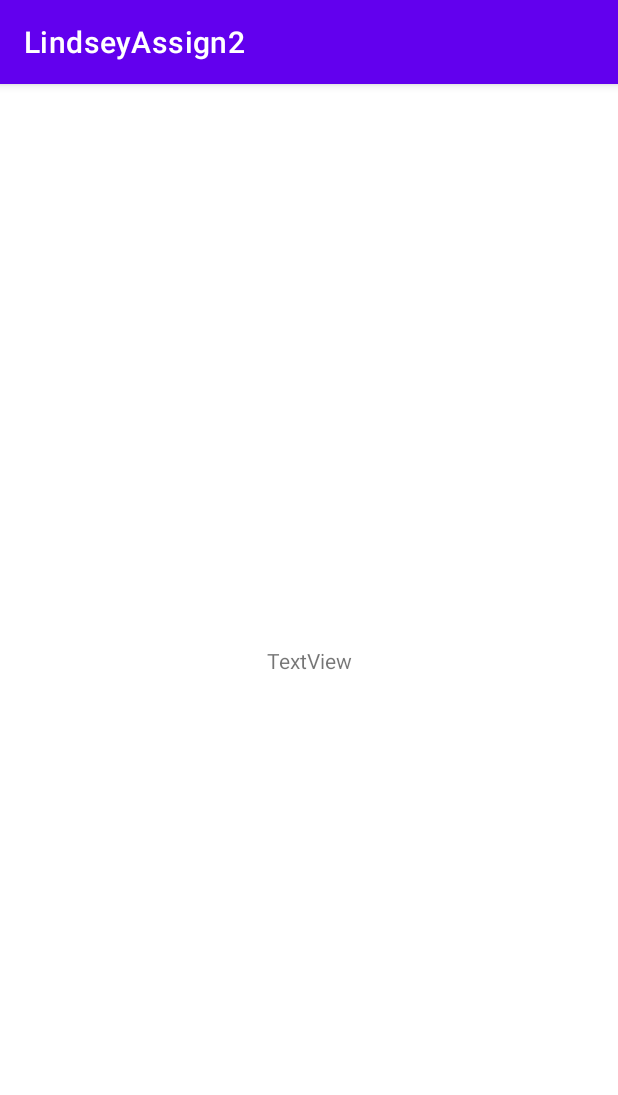
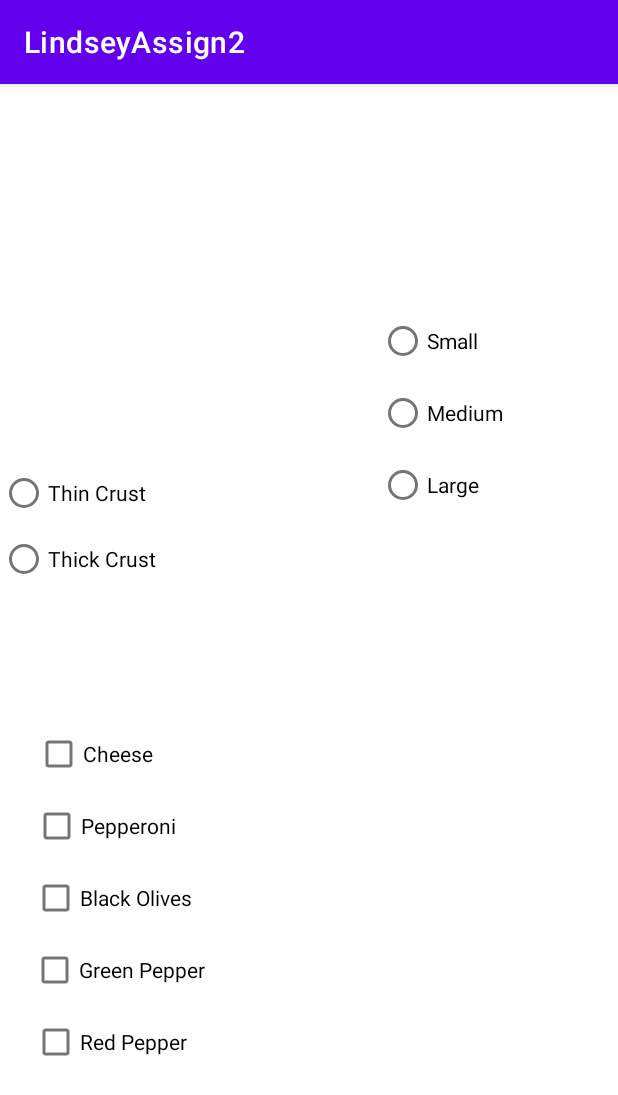
Before and after one commit to LindseyHatch6668/LindseyHatchAssign2, an Android app: the screen it shows after launch (HatchActivity1), after a tap on "NEXT", on a phone screen of 412 x 824 dp. Shown: the top 1095 px of the screen. Run offline under Robolectric (Android 15) with nearby library versions, the phone set to English and light mode, and no system bars.

Commit message:
Created the radio buttons and check boxes on the second screen. Extracted all the string resources

```diff
--- a/LindseyAssign22/src/main/java/lindsey/hatch/n01286668/HatchActivity1.java
+++ b/LindseyAssign22/src/main/java/lindsey/hatch/n01286668/HatchActivity1.java
@@ -2,13 +2,22 @@ package lindsey.hatch.n01286668;
 
 import androidx.appcompat.app.AppCompatActivity;
 
+import android.content.Intent;
 import android.os.Bundle;
+import android.widget.TextView;
 
 public class HatchActivity1 extends AppCompatActivity {
-
     @Override
     protected void onCreate(Bundle savedInstanceState) {
         super.onCreate(savedInstanceState);
         setContentView(R.layout.activity_hatch1);
+
+        Intent intent;
+        intent = getIntent();
+
+        String inputText = intent.getStringExtra("key");
+        TextView textView;
+        textView = (TextView) findViewById(R.id.lindseytextView);
+        textView.setText(String.valueOf(inputText));
     }
 }
--- a/LindseyAssign22/src/main/java/lindsey/hatch/n01286668/LindseyActivity.java
+++ b/LindseyAssign22/src/main/java/lindsey/hatch/n01286668/LindseyActivity.java
@@ -15,26 +15,23 @@ import android.widget.RadioGroup;
 
 
 public class LindseyActivity extends AppCompatActivity {
-
-    String store;
-
+    String store = " ";
+    Button button;
     @Override
     protected void onCreate(Bundle savedInstanceState) {
         super.onCreate(savedInstanceState);
         setContentView(R.layout.activity_main);
-
         ActionBar actionBar = getActionBar();
-
-        Button button = findViewById(R.id.button);
+        button = findViewById(R.id.button);
         button.setOnClickListener(new View.OnClickListener() {
+            @Override
             public void onClick(View v) {
-                Intent intent;
-                intent = new Intent(LindseyActivity.this, HatchActivity1.class);
+                Intent intent = new Intent(LindseyActivity.this, HatchActivity1.class);
                 intent.putExtra("key", store);
                 startActivity(intent);
-                setContentView(R.layout.activity_hatch1);
             }
         });
+
         RadioGroup radioGroup = (RadioGroup) findViewById(R.id.radioGroup);
         radioGroup.setOnCheckedChangeListener(new RadioGroup.OnCheckedChangeListener() {
             @Override
@@ -46,14 +43,18 @@ public class LindseyActivity extends AppCompatActivity {
                     store = "Pizza Pizza";
                 }
                 else if(rb2.isChecked()) {
+                    store = "Domino's Pizza";
+                }
+                else if(rb3.isChecked()) {
                     store = "Pizza Hut";
                 }
-                else if(rb3.isChecked()) {
-                    store = "Domino's Pizza";
+                else {
+                    store = "Default";
                 }
             }
         });
     }
+
     @Override
     public boolean onCreateOptionsMenu(Menu menu) {
         super.onCreateOptionsMenu(menu);
@@ -71,4 +72,5 @@ public class LindseyActivity extends AppCompatActivity {
         }
 
     }
+
 }
--- a/LindseyAssign22/src/main/res/layout/activity_hatch1.xml
+++ b/LindseyAssign22/src/main/res/layout/activity_hatch1.xml
@@ -7,12 +7,144 @@
     tools:context=".HatchActivity1">
 
     <TextView
-        android:id="@+id/textView"
+        android:id="@+id/lindseytextView"
+        android:layout_width="222dp"
+        android:layout_height="48dp"
+        android:text="@string/textview"
+        android:textAlignment="center"
+        android:textSize="100px"
+        app:layout_constraintBottom_toBottomOf="parent"
+        app:layout_constraintEnd_toEndOf="parent"
+        app:layout_constraintHorizontal_bias="0.497"
+        app:layout_constraintStart_toStartOf="parent"
+        app:layout_constraintTop_toTopOf="parent"
+        app:layout_constraintVertical_bias="0.023" />
+
+
+    <RadioGroup
+        android:id="@+id/radioGroup"
+        android:layout_width="116dp"
+        android:layout_height="188dp"
+        android:layout_centerInParent="true"
+        app:layout_constraintBottom_toBottomOf="parent"
+        app:layout_constraintEnd_toEndOf="parent"
+        app:layout_constraintHorizontal_bias="0.0"
+        app:layout_constraintStart_toStartOf="parent"
+        app:layout_constraintTop_toTopOf="parent"
+        app:layout_constraintVertical_bias="0.256">
+
+        <RadioButton
+            android:id="@+id/radioButton"
+            android:layout_width="wrap_content"
+            android:layout_height="wrap_content"
+            android:layout_marginTop="100dp"
+            android:text="@string/thin_crust"
+            app:layout_constraintEnd_toEndOf="parent"
+            app:layout_constraintHorizontal_bias="0.076"
+            app:layout_constraintStart_toStartOf="parent"
+            app:layout_constraintTop_toTopOf="parent" />
+
+        <RadioButton
+            android:id="@+id/radioButton4"
+            android:layout_width="wrap_content"
+            android:layout_height="wrap_content"
+            android:text="@string/thick_crust"
+            app:layout_constraintBottom_toBottomOf="parent"
+            app:layout_constraintEnd_toEndOf="parent"
+            app:layout_constraintHorizontal_bias="0.076"
+            app:layout_constraintStart_toStartOf="parent"
+            app:layout_constraintTop_toBottomOf="@+id/radioButton"
+            app:layout_constraintVertical_bias="0.022" />
+    </RadioGroup>
+
+
+    <RadioGroup
+        android:layout_width="113dp"
+        android:layout_height="158dp"
+        app:layout_constraintBottom_toBottomOf="parent"
+        app:layout_constraintEnd_toEndOf="parent"
+        app:layout_constraintHorizontal_bias="0.845"
+        app:layout_constraintStart_toStartOf="parent"
+        app:layout_constraintTop_toTopOf="parent"
+        app:layout_constraintVertical_bias="0.242">
+
+        <RadioButton
+            android:id="@+id/radioButton5"
+            android:layout_width="wrap_content"
+            android:layout_height="wrap_content"
+            android:text="@string/small" />
+
+        <RadioButton
+            android:id="@+id/radioButton6"
+            android:layout_width="wrap_content"
+            android:layout_height="wrap_content"
+            android:text="@string/medium" />
+
+        <RadioButton
+            android:id="@+id/radioButton7"
+            android:layout_width="wrap_content"
+            android:layout_height="wrap_content"
+            android:text="@string/large" />
+    </RadioGroup>
+
+    <CheckBox
+        android:id="@+id/checkBox"
         android:layout_width="wrap_content"
         android:layout_height="wrap_content"
-        android:text="TextView"
+        android:text="Cheese"
         app:layout_constraintBottom_toBottomOf="parent"
         app:layout_constraintEnd_toEndOf="parent"
+        app:layout_constraintHorizontal_bias="0.069"
         app:layout_constraintStart_toStartOf="parent"
-        app:layout_constraintTop_toTopOf="parent" />
+        app:layout_constraintTop_toBottomOf="@+id/lindseytextView"
+        app:layout_constraintVertical_bias="0.546" />
+
+    <CheckBox
+        android:id="@+id/checkBox3"
+        android:layout_width="wrap_content"
+        android:layout_height="wrap_content"
+        android:text="Pepperoni"
+        app:layout_constraintBottom_toBottomOf="parent"
+        app:layout_constraintEnd_toEndOf="parent"
+        app:layout_constraintHorizontal_bias="0.069"
+        app:layout_constraintStart_toStartOf="parent"
+        app:layout_constraintTop_toBottomOf="@+id/checkBox"
+        app:layout_constraintVertical_bias="0.0" />
+
+    <CheckBox
+        android:id="@+id/checkBox4"
+        android:layout_width="wrap_content"
+        android:layout_height="wrap_content"
+        android:text="Black Olives"
+        app:layout_constraintBottom_toBottomOf="parent"
+        app:layout_constraintEnd_toEndOf="parent"
+        app:layout_constraintHorizontal_bias="0.069"
+        app:layout_constraintStart_toStartOf="parent"
+        app:layout_constraintTop_toBottomOf="@+id/checkBox3"
+        app:layout_constraintVertical_bias="0.0" />
+
+    <CheckBox
+        android:id="@+id/checkBox5"
+        android:layout_width="wrap_content"
+        android:layout_height="wrap_content"
+        android:text="Green Pepper"
+        app:layout_constraintBottom_toBottomOf="parent"
+        app:layout_constraintEnd_toEndOf="parent"
+        app:layout_constraintHorizontal_bias="0.069"
+        app:layout_constraintStart_toStartOf="parent"
+        app:layout_constraintTop_toBottomOf="@+id/checkBox4"
+        app:layout_constraintVertical_bias="0.0" />
+
+    <CheckBox
+        android:id="@+id/checkBox6"
+        android:layout_width="wrap_content"
+        android:layout_height="wrap_content"
+        android:text="Red Pepper"
+        app:layout_constraintBottom_toBottomOf="parent"
+        app:layout_constraintEnd_toEndOf="parent"
+        app:layout_constraintHorizontal_bias="0.069"
+        app:layout_constraintStart_toStartOf="parent"
+        app:layout_constraintTop_toBottomOf="@+id/checkBox5"
+        app:layout_constraintVertical_bias="0.0" />
+
 </androidx.constraintlayout.widget.ConstraintLayout>
--- a/LindseyAssign22/src/main/res/menu/menu.xml
+++ b/LindseyAssign22/src/main/res/menu/menu.xml
@@ -1,6 +1,4 @@
 <?xml version="1.0" encoding="utf-8"?>
 <menu xmlns:android="http://schemas.android.com/apk/res/android">
-    <item android:title="Help"
-        android:showAsAction="never" />
-
+    <item android:title="Help"/>
 </menu>
--- a/LindseyAssign22/src/main/res/values/strings.xml
+++ b/LindseyAssign22/src/main/res/values/strings.xml
@@ -5,4 +5,10 @@
     <string name="dominos_pizza">Dominos Pizza</string>
     <string name="pizza_hut">Pizza Hut</string>
     <string name="next">Next</string>
+    <string name="thin_crust">Thin Crust</string>
+    <string name="thick_crust">Thick Crust</string>
+    <string name="small">Small</string>
+    <string name="medium">Medium</string>
+    <string name="large">Large</string>
+    <string name="textview">TextView</string>
 </resources>
```
